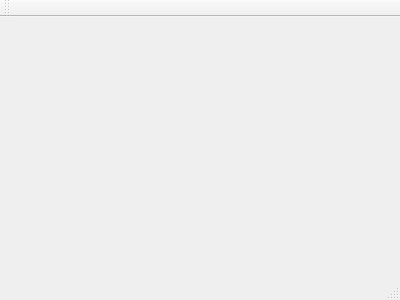
Qt form GeneticAlgorithmSimulator/mainwindow.ui (Szarley/GeneticAlgorithmSimulator) before a commit.
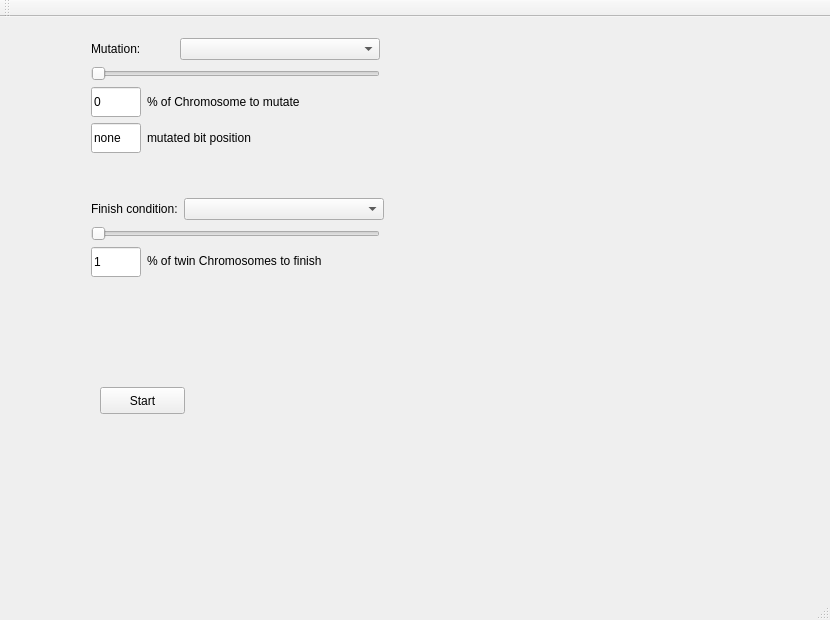
The same form after that commit.

Commit message: EnumParser, parameters, first UI widges

```diff
--- a/GeneticAlgorithmSimulator/mainwindow.ui
+++ b/GeneticAlgorithmSimulator/mainwindow.ui
@@ -1,24 +1,228 @@
 <ui version="4.0">
  <class>MainWindow</class>
- <widget class="QMainWindow" name="MainWindow" >
-  <property name="geometry" >
+ <widget class="QMainWindow" name="MainWindow">
+  <property name="geometry">
    <rect>
     <x>0</x>
     <y>0</y>
-    <width>400</width>
-    <height>300</height>
+    <width>830</width>
+    <height>620</height>
    </rect>
   </property>
   <property name="windowTitle" >
    <string>MainWindow</string>
   </property>
-  <widget class="QMenuBar" name="menuBar" />
-  <widget class="QToolBar" name="mainToolBar" />
-  <widget class="QWidget" name="centralWidget" />
-  <widget class="QStatusBar" name="statusBar" />
+  <widget class="QWidget" name="centralWidget">
+   <widget class="QPushButton" name="pushButtonStart">
+    <property name="geometry">
+     <rect>
+      <x>100</x>
+      <y>370</y>
+      <width>85</width>
+      <height>27</height>
+     </rect>
+    </property>
+    <property name="text">
+     <string>Start</string>
+    </property>
+   </widget>
+   <widget class="QWidget" name="layoutWidget">
+    <property name="geometry">
+     <rect>
+      <x>80</x>
+      <y>10</y>
+      <width>311</width>
+      <height>137</height>
+     </rect>
+    </property>
+    <layout class="QVBoxLayout" name="verticalLayout">
+     <item>
+      <layout class="QHBoxLayout" name="horizontalLayout">
+       <item>
+        <widget class="QLabel" name="labelMutation">
+         <property name="text">
+          <string>Mutation: </string>
+         </property>
+        </widget>
+       </item>
+       <item>
+        <widget class="QComboBox" name="CBMutationType">
+         <property name="minimumSize">
+          <size>
+           <width>200</width>
+           <height>0</height>
+          </size>
+         </property>
+        </widget>
+       </item>
+      </layout>
+     </item>
+     <item>
+      <widget class="QSlider" name="sliderMutation">
+       <property name="maximum">
+        <number>100</number>
+       </property>
+       <property name="orientation">
+        <enum>Qt::Horizontal</enum>
+       </property>
+      </widget>
+     </item>
+     <item>
+      <layout class="QHBoxLayout" name="horizontalLayout_2">
+       <item>
+        <widget class="QLineEdit" name="txtMutation">
+         <property name="minimumSize">
+          <size>
+           <width>50</width>
+           <height>30</height>
+          </size>
+         </property>
+         <property name="maximumSize">
+          <size>
+           <width>50</width>
+           <height>30</height>
+          </size>
+         </property>
+         <property name="text">
+          <string>0</string>
+         </property>
+         <property name="maxLength">
+          <number>6</number>
+         </property>
+        </widget>
+       </item>
+       <item>
+        <widget class="QLabel" name="labelMutationPercent">
+         <property name="text">
+          <string>% of Chromosome to mutate</string>
+         </property>
+        </widget>
+       </item>
+      </layout>
+     </item>
+     <item>
+      <layout class="QHBoxLayout" name="horizontalLayout_3">
+       <item>
+        <widget class="QLineEdit" name="txtMutationBitNumber">
+         <property name="minimumSize">
+          <size>
+           <width>50</width>
+           <height>30</height>
+          </size>
+         </property>
+         <property name="maximumSize">
+          <size>
+           <width>50</width>
+           <height>30</height>
+          </size>
+         </property>
+         <property name="text">
+          <string>none</string>
+         </property>
+        </widget>
+       </item>
+       <item>
+        <widget class="QLabel" name="labelMutationBit">
+         <property name="text">
+          <string>mutated bit position</string>
+         </property>
+        </widget>
+       </item>
+      </layout>
+     </item>
+    </layout>
+   </widget>
+   <widget class="QWidget" name="layoutWidget">
+    <property name="geometry">
+     <rect>
+      <x>80</x>
+      <y>170</y>
+      <width>311</width>
+      <height>99</height>
+     </rect>
+    </property>
+    <layout class="QVBoxLayout" name="verticalLayout_2">
+     <item>
+      <layout class="QHBoxLayout" name="horizontalLayout_4">
+       <item>
+        <widget class="QLabel" name="labelFinishCondition">
+         <property name="text">
+          <string>Finish condition:</string>
+         </property>
+        </widget>
+       </item>
+       <item>
+        <widget class="QComboBox" name="CBFinishCondition">
+         <property name="minimumSize">
+          <size>
+           <width>200</width>
+           <height>0</height>
+          </size>
+         </property>
+        </widget>
+       </item>
+      </layout>
+     </item>
+     <item>
+      <widget class="QSlider" name="sliderFinishCondition">
+       <property name="minimum">
+        <number>1</number>
+       </property>
+       <property name="maximum">
+        <number>100</number>
+       </property>
+       <property name="orientation">
+        <enum>Qt::Horizontal</enum>
+       </property>
+      </widget>
+     </item>
+     <item>
+      <layout class="QHBoxLayout" name="horizontalLayout_5">
+       <item>
+        <widget class="QLineEdit" name="txtFinishCondition">
+         <property name="minimumSize">
+          <size>
+           <width>50</width>
+           <height>30</height>
+          </size>
+         </property>
+         <property name="maximumSize">
+          <size>
+           <width>50</width>
+           <height>30</height>
+          </size>
+         </property>
+         <property name="text">
+          <string>1</string>
+         </property>
+         <property name="maxLength">
+          <number>6</number>
+         </property>
+        </widget>
+       </item>
+       <item>
+        <widget class="QLabel" name="labelFinishConditionDescription">
+         <property name="text">
+          <string>% of twin Chromosomes to finish</string>
+         </property>
+        </widget>
+       </item>
+      </layout>
+     </item>
+    </layout>
+   </widget>
+  </widget>
+  <widget class="QToolBar" name="mainToolBar">
+   <attribute name="toolBarArea">
+    <enum>TopToolBarArea</enum>
+   </attribute>
+   <attribute name="toolBarBreak">
+    <bool>false</bool>
+   </attribute>
+  </widget>
+  <widget class="QStatusBar" name="statusBar"/>
  </widget>
- <layoutDefault spacing="6" margin="11" />
- <pixmapfunction></pixmapfunction>
+ <layoutdefault spacing="6" margin="11"/>
  <resources/>
  <connections/>
 </ui>
```
Left out of the diff: 3 changed lines with no effect on the pictures. The commit also changes 9 other files.
